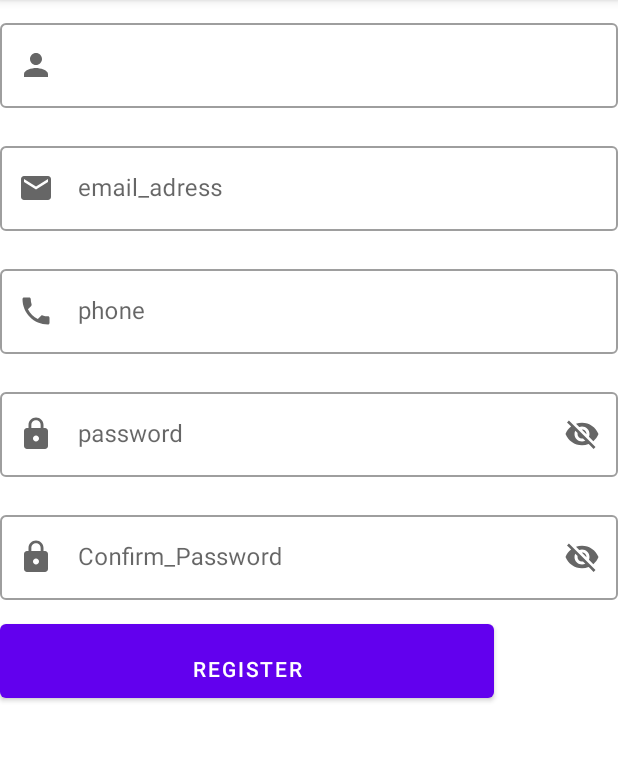
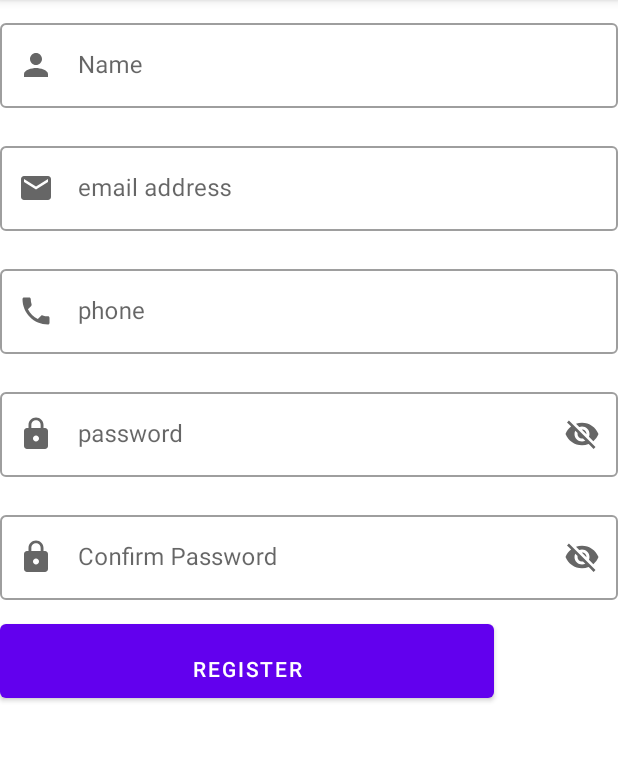
Before and after one commit to Tarek-Anwar/Garage, an Android app: the screen it shows after launch (MainActivity), after a tap on "CREAT NEW ACCOUNT", on a phone screen of 412 x 824 dp, the part 84-846 px from its top. Run offline under Robolectric (Android 15) with nearby library versions, the phone set to English and light mode, and no system bars.

Commit message:
AR commit

```diff
--- a/app/src/main/res/layout/fragment_login.xml
+++ b/app/src/main/res/layout/fragment_login.xml
@@ -42,7 +42,7 @@
         android:layout_height="wrap_content"
         app:layout_constraintTop_toBottomOf="@id/email_ET"
         app:layout_constraintStart_toStartOf="@id/email_ET"
-        android:hint="@string/enter_your_email_adress"
+        android:hint="@string/enter_your_password"
         android:paddingBottom="10dp"
         android:paddingTop="10dp"
         >
--- a/app/src/main/res/layout/fragment_sign.xml
+++ b/app/src/main/res/layout/fragment_sign.xml
@@ -13,6 +13,7 @@
         android:layout_height="wrap_content"
         android:paddingBottom="10dp"
         android:paddingTop="10dp"
+        android:hint="@string/user_name"
         app:layout_constraintStart_toStartOf="parent"
         app:layout_constraintTop_toTopOf="parent"
         tools:ignore="RtlSymmetry"
--- a/app/src/main/res/values/strings.xml
+++ b/app/src/main/res/values/strings.xml
@@ -10,16 +10,16 @@
     <string name="invalid_password">Password must be >5 characters</string>
     <string name="login_failed">"Login failed"</string>
     <!-- TODO: Remove or change this placeholder text -->
-    <string name="hello_blank_fragment">Hello blank fragment</string>
     <string name="join_us">Join Us</string>
-    <string name="enter_your_email_adress">Enter Your Email Adress</string>
+    <string name="enter_your_email_adress">Enter Your Email Address</string>
     <string name="enter_your_password">Enter Your PassWord</string>
     <string name="log_in">LOG IN</string>
-    <string name="confirm_password">Confirm_Password</string>
+    <string name="confirm_password">Confirm Password</string>
     <string name="forgot_password">Forgot Password?</string>
     <string name="or">or</string>
     <string name="creat_new_account">Creat new account</string>
-    <string name="email_adress">email_adress</string>
+    <string name="user_name">Name</string>
+    <string name="email_adress">email address</string>
     <string name="password">password</string>
     <string name="phone">phone</string>
     <string name="register">register</string>
```
Also changed, not shown: 1 other file.
